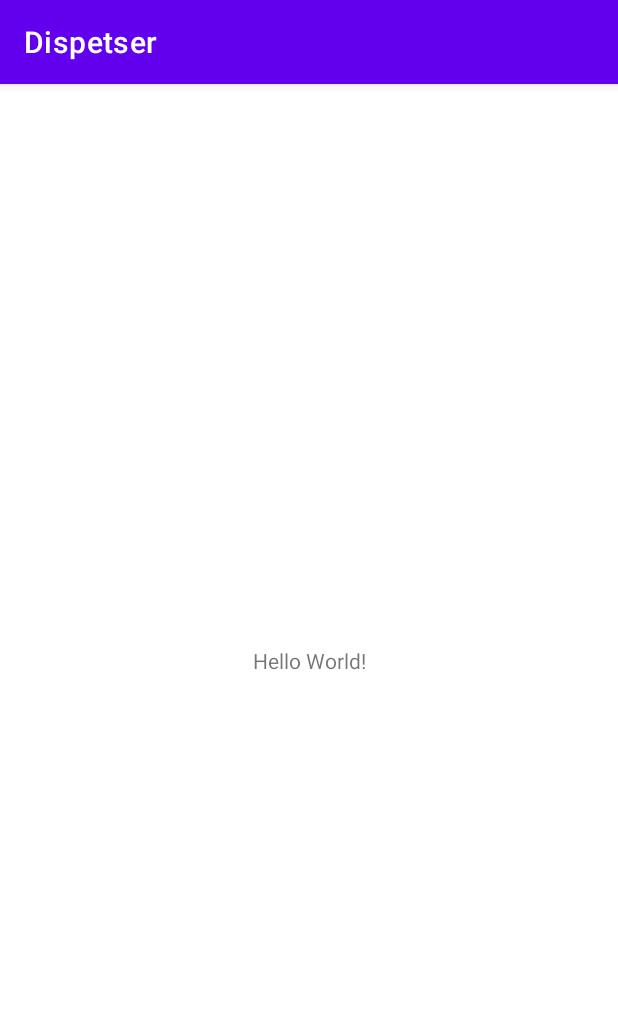
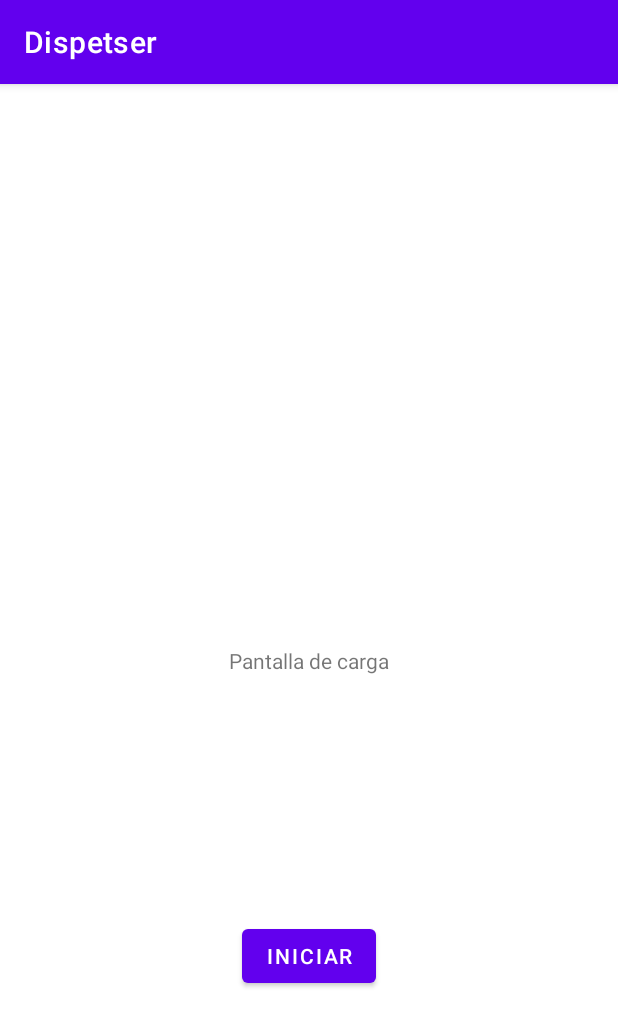
Before and after one commit to ersepull/Proyecto_PST_G1, an Android app: the screen it shows after launch (MainActivity before the commit, Start after it), on a phone screen of 412 x 824 dp. Shown: the top 1027 px of the screen. Run offline under Robolectric (Android 15) with nearby library versions, the light colour scheme and no system bars.

Commit message:
Creacion de activities de la App

```diff
--- a/app/src/main/AndroidManifest.xml
+++ b/app/src/main/AndroidManifest.xml
@@ -10,7 +10,7 @@
         android:supportsRtl="true"
         android:theme="@style/Theme.Dispetser">
         <activity
-            android:name=".MainActivity"
+            android:name=".Start"
             android:exported="true">
             <intent-filter>
                 <action android:name="android.intent.action.MAIN" />
--- a/app/src/main/java/com/example/dispetser/MainActivity.java
+++ b/app/src/main/java/com/example/dispetser/Register.java
@@ -3,12 +3,16 @@ package com.example.dispetser;
 import androidx.appcompat.app.AppCompatActivity;
 
 import android.os.Bundle;
+import android.view.View;
 
-public class MainActivity extends AppCompatActivity {
+public class Register extends AppCompatActivity {
 
     @Override
     protected void onCreate(Bundle savedInstanceState) {
         super.onCreate(savedInstanceState);
-        setContentView(R.layout.activity_main);
+        setContentView(R.layout.activity_register);
+    }
+    public void volver(View view) {
+        finish();
     }
 }
--- /dev/null
+++ b/app/src/main/java/com/example/dispetser/Start.java
@@ -0,0 +1,24 @@
+package com.example.dispetser;
+
+import androidx.appcompat.app.AppCompatActivity;
+
+import android.content.Intent;
+import android.os.Bundle;
+import android.view.View;
+import android.widget.ImageView;
+
+public class Start extends AppCompatActivity {
+    ImageView logo;
+
+    @Override
+    protected void onCreate(Bundle savedInstanceState) {
+        super.onCreate(savedInstanceState);
+        setContentView(R.layout.activity_start);
+    }
+
+    public void inicio(View v){
+        Intent i = new Intent(this, Login.class );
+        //i.putExtra("direccion", et1.getText().toString());
+        startActivity(i);
+    }
+}
--- /dev/null
+++ b/app/src/main/res/layout/activity_start.xml
@@ -0,0 +1,30 @@
+<?xml version="1.0" encoding="utf-8"?>
+<androidx.constraintlayout.widget.ConstraintLayout xmlns:android="http://schemas.android.com/apk/res/android"
+    xmlns:app="http://schemas.android.com/apk/res-auto"
+    xmlns:tools="http://schemas.android.com/tools"
+    android:layout_width="match_parent"
+    android:layout_height="match_parent"
+    tools:context=".MainActivity">
+
+    <TextView
+        android:id="@+id/textView"
+        android:layout_width="wrap_content"
+        android:layout_height="wrap_content"
+        android:text="Pantalla de carga"
+        app:layout_constraintBottom_toBottomOf="parent"
+        app:layout_constraintLeft_toLeftOf="parent"
+        app:layout_constraintRight_toRightOf="parent"
+        app:layout_constraintTop_toTopOf="parent" />
+
+    <Button
+        android:id="@+id/button"
+        android:layout_width="wrap_content"
+        android:layout_height="wrap_content"
+        android:onClick="inicio"
+        android:text="Iniciar"
+        app:layout_constraintBottom_toBottomOf="parent"
+        app:layout_constraintEnd_toEndOf="parent"
+        app:layout_constraintStart_toStartOf="parent"
+        app:layout_constraintTop_toBottomOf="@+id/textView" />
+
+</androidx.constraintlayout.widget.ConstraintLayout>
```
Also changed, not shown: app/src/main/java/com/example/dispetser/Actions.java (added, +24 -0 lines), app/src/main/java/com/example/dispetser/Login.java (added, +28 -0 lines), app/src/main/res/layout/activity_actions.xml (added, +25 -0 lines), app/src/main/res/layout/activity_login.xml (added, +39 -0 lines), app/src/main/res/layout/activity_register.xml (renamed from app/src/main/res/layout/activity_main.xml, +8 -8 lines).
